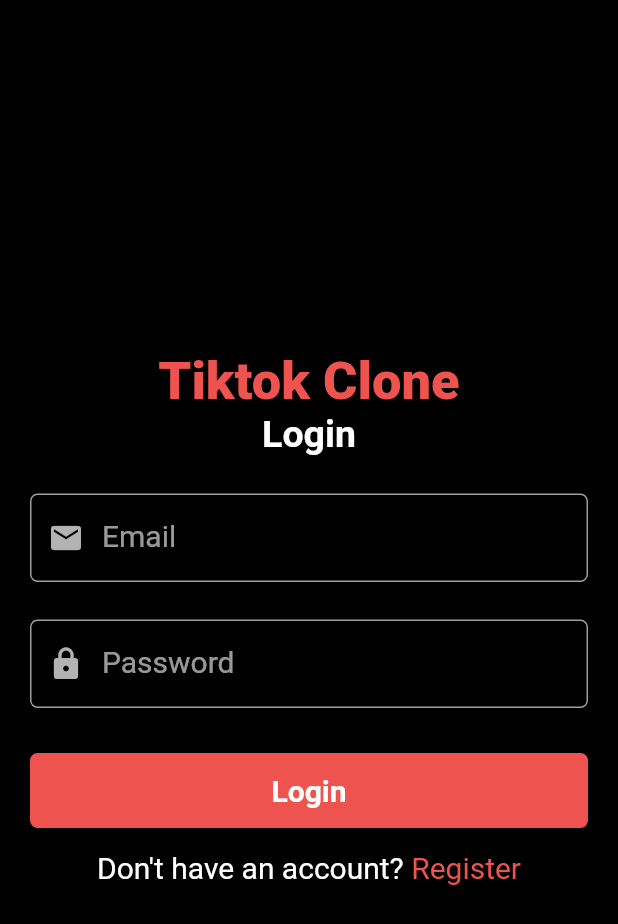
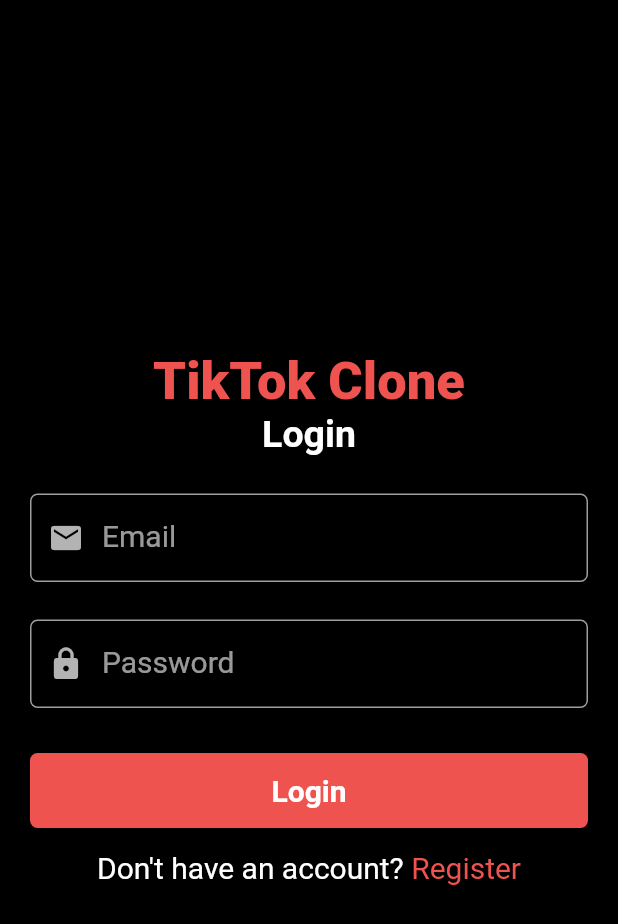
Before and after one commit to rayct/tiktok_clone, a Flutter app: the screen it shows after launch, on a phone screen of 412 x 824 dp. Shown: the top 924 px of the screen. Run offline on Flutter 3.47's test engine with Material 2 defaults, Android fonts, the phone set to English and light mode, and no system bars; our stand-ins replace cached_network_image, cloud_firestore, firebase_auth, firebase_core, firebase_storage, get and 3 more; missing offline and left inert: video_compress; accounts and stored records are empty.

Commit message:
Changed App Name

```diff
--- a/lib/views/screens/auth/login_screen.dart
+++ b/lib/views/screens/auth/login_screen.dart
@@ -18,7 +18,7 @@ class LoginScreen extends StatelessWidget {
           mainAxisAlignment: MainAxisAlignment.center,
           children: [
             Text(
-              'Tiktok Clone',
+              'TikTok Clone',
               style: TextStyle(
                 fontSize: 35,
                 color: buttonColor,
```
